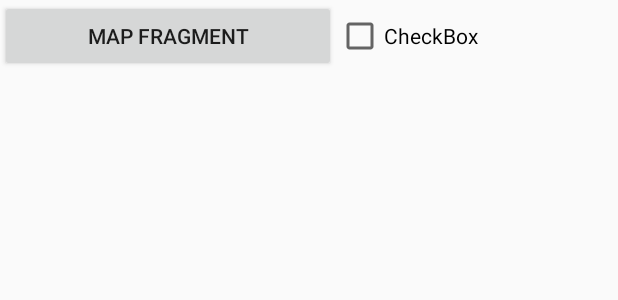
After one commit to billyinthe510/MilkAndroidApp, an Android app: the layout map.xml on its own in the app's theme, with its tools: preview values and no code run, on a phone screen of 412 x 824 dp. The commit adds this screen. Shown: the top 300 px of the screen. Run offline under Robolectric (Android 15) with nearby library versions, the phone set to English and light mode, and no system bars.

Commit message:
Added fragment transactions for bottom navigation bar

```diff
--- /dev/null
+++ b/app/src/main/res/layout/map.xml
@@ -0,0 +1,18 @@
+<?xml version="1.0" encoding="utf-8"?>
+<LinearLayout xmlns:android="http://schemas.android.com/apk/res/android"
+    android:layout_width="match_parent"
+    android:layout_height="match_parent">
+
+    <Button
+        android:id="@+id/button3"
+        android:layout_width="wrap_content"
+        android:layout_height="wrap_content"
+        android:layout_weight="1"
+        android:text="Map Fragment" />
+
+    <CheckBox
+        android:layout_width="wrap_content"
+        android:layout_height="wrap_content"
+        android:layout_weight="1"
+        android:text="CheckBox" />
+</LinearLayout>
```
Also changed, not shown: app/src/main/java/app/android/milk/milkandroidapp/CameraFragment.java (added, +20 -0 lines), app/src/main/java/app/android/milk/milkandroidapp/HomeFragment.java (added, +21 -0 lines), app/src/main/java/app/android/milk/milkandroidapp/MainActivity.java (+47 -8 lines), app/src/main/java/app/android/milk/milkandroidapp/MapFragment.java (added, +21 -0 lines), app/src/main/java/app/android/milk/milkandroidapp/ProfileFragment.java (added, +20 -0 lines), app/src/main/res/layout/camera.xml (added, +12 -0 lines), app/src/main/res/layout/home.xml (added, +12 -0 lines), app/src/main/res/layout/profile.xml (added, +11 -0 lines).
